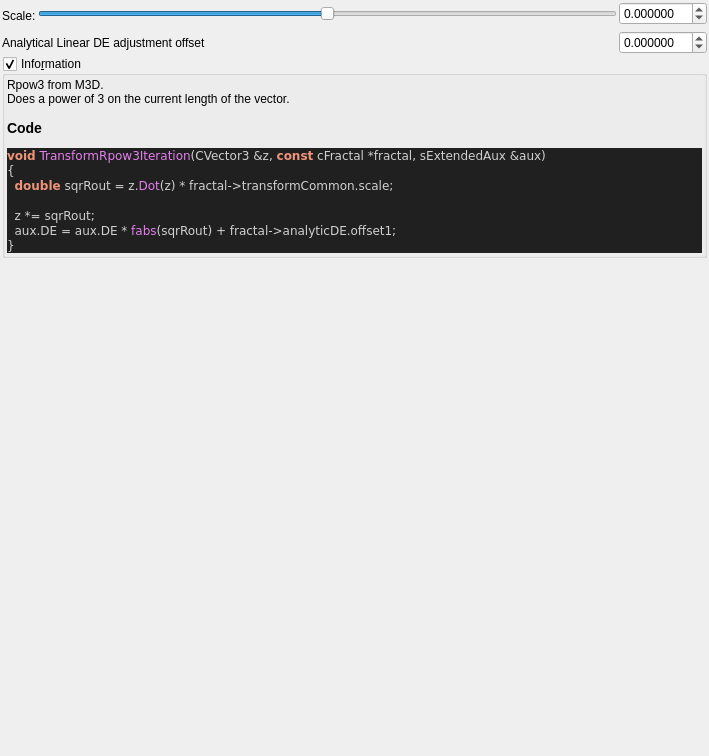
This is mandelbulber2/qt_data/fractal_transf_rPow3.ui in buddhi1980/mandelbulber2 as Qt 5 draws it before an edit. The edited form follows.
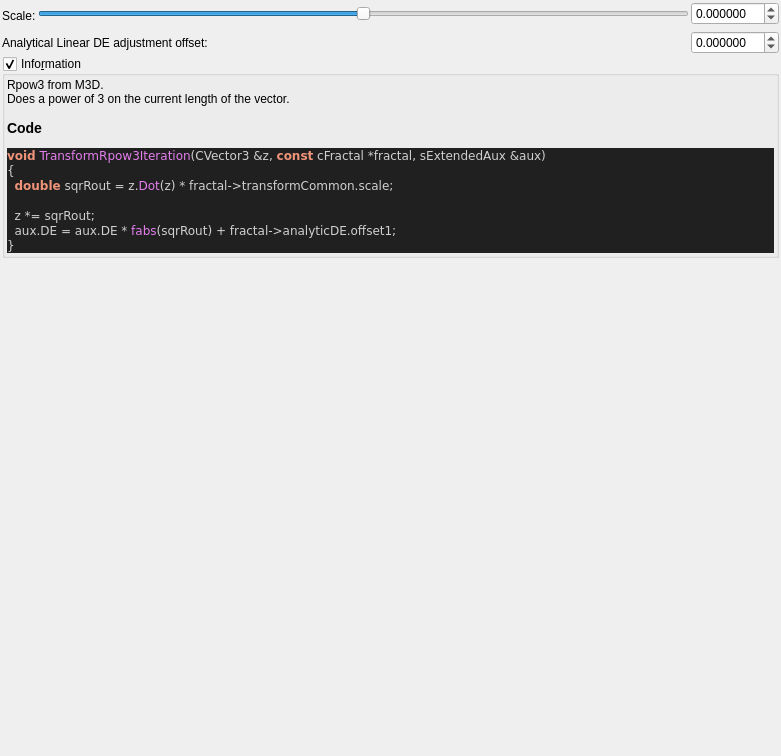
This is the edited form. Custom widgets are drawn as their Qt base class.

```diff
--- a/mandelbulber2/qt_data/fractal_transf_rPow3.ui
+++ b/mandelbulber2/qt_data/fractal_transf_rPow3.ui
@@ -6,7 +6,7 @@
    <rect>
     <x>0</x>
     <y>0</y>
-    <width>709</width>
+    <width>781</width>
     <height>756</height>
    </rect>
   </property>
@@ -97,7 +97,7 @@
      <item row="3" column="0" colspan="2">
       <widget class="QLabel" name="label_109">
        <property name="text">
-        <string>Analytical Linear DE adjustment offset</string>
+        <string>Analytical Linear DE adjustment offset:</string>
        </property>
       </widget>
      </item>
```
Left out of the diff: 6 changed lines with no effect on the pictures.
